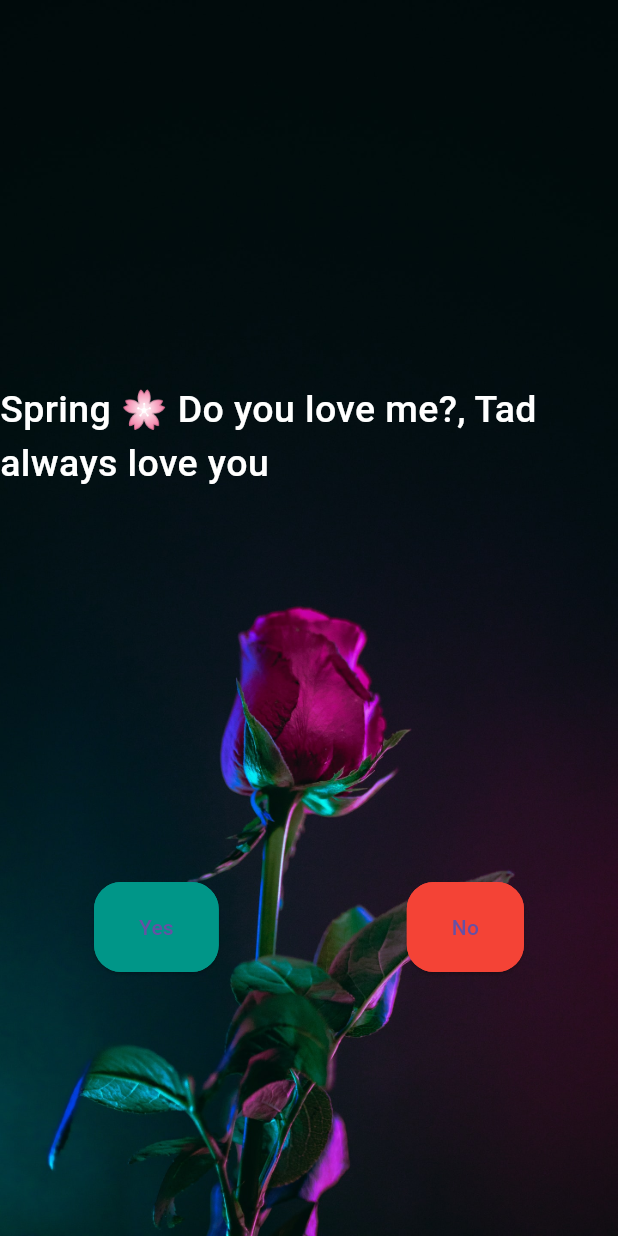
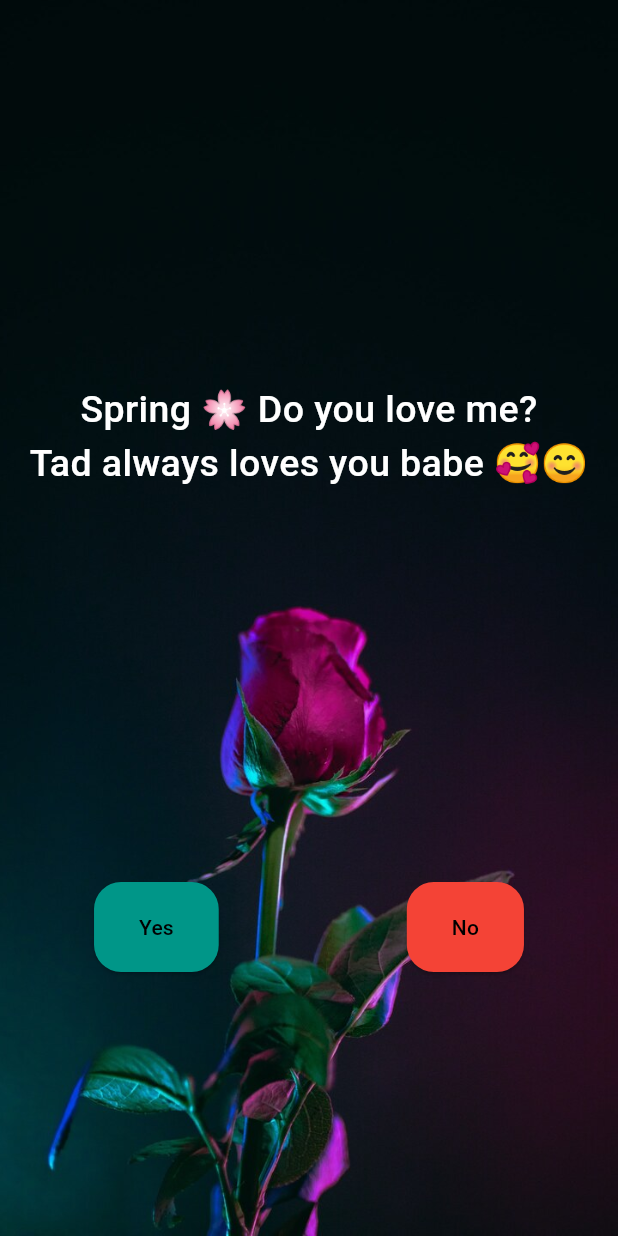
Before and after one commit to tduongtad1304/love_troll_games, a Flutter app: the screen it shows after launch, on a phone screen of 412 x 824 dp. Run offline on Flutter 3.47's test engine with Material 3 defaults, Android fonts, the phone set to English and light mode, and no system bars.

```diff
--- a/lib/app.dart
+++ /dev/null
@@ -1,19 +0,0 @@
-import 'package:flutter/material.dart';
-
-import 'pages/home_page.dart';
-
-class MyApp extends StatelessWidget {
-  const MyApp({Key? key}) : super(key: key);
-
-  @override
-  Widget build(BuildContext context) {
-    return MaterialApp(
-      debugShowCheckedModeBanner: false,
-      title: 'Flutter Love Troll Games 💖',
-      theme: ThemeData(
-        primarySwatch: Colors.blue,
-      ),
-      home: const HomePage(),
-    );
-  }
-}
--- a/lib/main.dart
+++ b/lib/main.dart
@@ -1,7 +1,23 @@
 import 'package:flutter/material.dart';
 
-import 'app.dart';
+import 'pages/home_page.dart';
 
 void main() {
   runApp(const MyApp());
 }
+
+class MyApp extends StatelessWidget {
+  const MyApp({Key? key}) : super(key: key);
+
+  @override
+  Widget build(BuildContext context) {
+    return MaterialApp(
+      debugShowCheckedModeBanner: false,
+      title: 'Love Spring 🌸 💖',
+      theme: ThemeData(
+        primarySwatch: Colors.blue,
+      ),
+      home: const HomePage(),
+    );
+  }
+}
--- a/lib/pages/home_page.dart
+++ b/lib/pages/home_page.dart
@@ -28,7 +28,9 @@ class _HomePageState extends State<HomePage> {
         constraints: BoxConstraints.expand(),
         decoration: const BoxDecoration(
           image: DecorationImage(
-              image: AssetImage("assets/rose.jpg"), fit: BoxFit.cover),
+            image: AssetImage("assets/rose.jpg"),
+            fit: BoxFit.cover,
+          ),
         ),
         child: Stack(
           children: [
@@ -37,39 +39,32 @@ class _HomePageState extends State<HomePage> {
                 const Expanded(
                   child: Align(
                     alignment: Alignment(0, 0.5),
-                    child: Text('Spring 🌸 Do you love me?, Tad always love you',
+                    child: Text(
+                      'Spring 🌸 Do you love me?\nTad always loves you babe 🥰😊',
                       style: TextStyle(
                         fontSize: 25,
                         fontWeight: FontWeight.w500,
                         color: Colors.white,
-                        )),
+                      ),
+                      textAlign: TextAlign.center,
+                    ),
                   ),
                 ),
                 Expanded(
                   child: Row(
                     mainAxisAlignment: MainAxisAlignment.spaceAround,
                     children: [
-                      ElevatedButton(
-                        style: ElevatedButton.styleFrom(
-                          backgroundColor: Colors.teal,
-                          shape: RoundedRectangleBorder(
-                            borderRadius: BorderRadius.circular(18.0),
-                            side: BorderSide(color: Colors.teal),
+                      _askButton(
+                        color: Colors.teal,
+                        textButton: 'Yes',
+                        onPressed: () {
+                          Navigator.of(context).push(
+                            MaterialPageRoute(
+                              builder: (context) => SuccessPage(),
                             ),
-                          padding: const EdgeInsets.only(
-                              top: 20, bottom: 20, right: 30, left: 30),
-                        ),
-                        onHover: (_isHovered) {
-                          setState(() {
-                            _isHovered = !_isHovered;
-                            _changeNoBtnPosition();
-                          });
+                          );
                         },
-                        onPressed: () {
-                          Navigator.of(context).push(MaterialPageRoute(
-                              builder: (context) => SuccessPage()));
-                        },
-                        child: const Text('Yes'),
+                        onHover: (_) => _changeNoBtnPosition(),
                       ),
                       Visibility(
                         maintainState: true,
@@ -80,19 +75,8 @@ class _HomePageState extends State<HomePage> {
                               _showingInitialPositionNoBtn = false;
                             });
                           },
-                          child: ElevatedButton(
-                            style: ElevatedButton.styleFrom(
-                              backgroundColor: Colors.red,
-                              shape: RoundedRectangleBorder(
-                                borderRadius: BorderRadius.circular(18.0),
-                                side: BorderSide(color: Colors.red),
-                              ),
-                              padding: const EdgeInsets.only(
-                                  top: 20, bottom: 20, right: 30, left: 30),
-                            ),
-                            onPressed: () {},
-                            child: const Text('No'),
-                          ),
+                          child:
+                              _askButton(color: Colors.red, textButton: 'No'),
                         ),
                       ),
                     ],
@@ -109,18 +93,7 @@ class _HomePageState extends State<HomePage> {
                 visible: !_showingInitialPositionNoBtn,
                 child: MouseRegion(
                     onEnter: (_) => _changeNoBtnPosition(),
-                  child: ElevatedButton(
-                    style: ElevatedButton.styleFrom(
-                      backgroundColor: _randomColor(),
-                      shape: RoundedRectangleBorder(
-                          borderRadius: BorderRadius.circular(18.0)),
-                      padding: const EdgeInsets.only(
-                          top: 20, bottom: 20, right: 30, left: 30),
-                    ),
-                    onPressed: () {},
-                    child: const Text('No'),
-                  ),
-                ),
+                    child: _askButton(color: _randomColor, textButton: 'No')),
               ),
             ),
           ],
@@ -141,7 +114,32 @@ class _HomePageState extends State<HomePage> {
     return Offset(dx, dy);
   }
 
-  Color _randomColor() {
+  Color get _randomColor {
     return Color((Random().nextDouble() * 0xFFFFFF).toInt()).withOpacity(1.0);
   }
+
+  ElevatedButton _askButton({
+    required Color color,
+    VoidCallback? onPressed,
+    required String textButton,
+    Function(bool)? onHover,
+  }) {
+    return ElevatedButton(
+      style: ElevatedButton.styleFrom(
+        backgroundColor: color,
+        shape:
+            RoundedRectangleBorder(borderRadius: BorderRadius.circular(18.0)),
+        padding:
+            const EdgeInsets.only(top: 20, bottom: 20, right: 30, left: 30),
+      ),
+      onPressed: onPressed ?? () {},
+      onHover: onHover,
+      child: Text(
+        textButton,
+        style: TextStyle(
+          color: Colors.black,
+        ),
+      ),
+    );
   }
+}
```
Also changed, not shown: lib/pages/success_page.dart (+3 -10 lines), assets/heart.jpg, assets/rose.jpg, 1 other file. Lines whose indentation alone changed are shown as unchanged.
